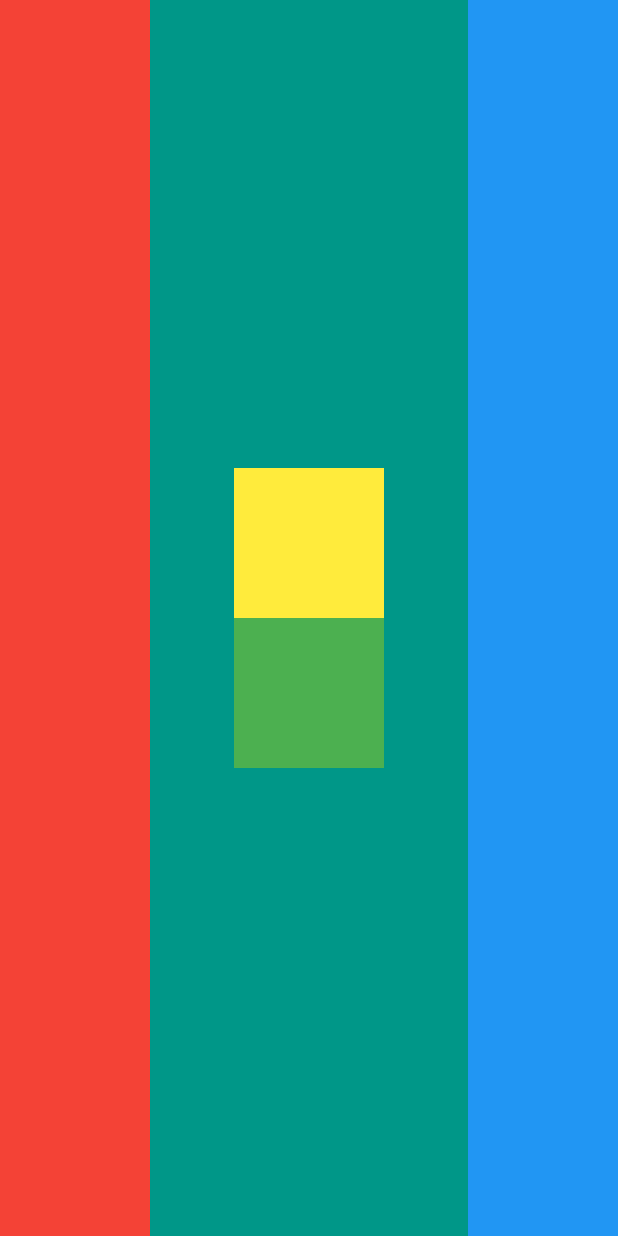
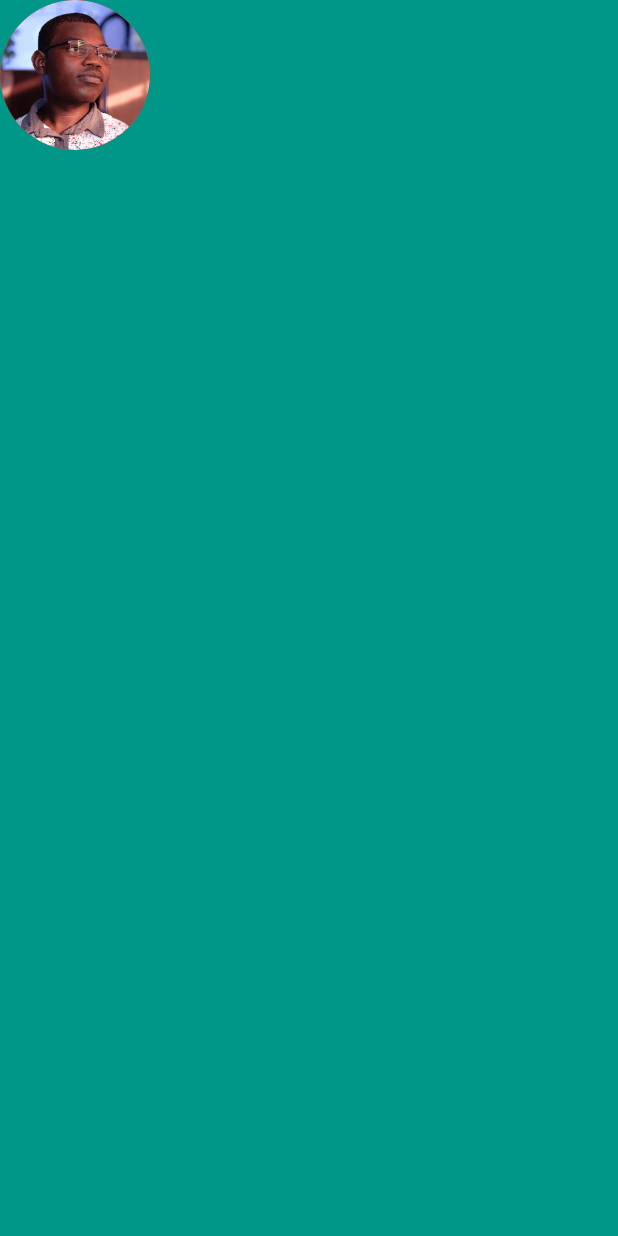
Before and after one commit to ernest-lamptey/mi_card_flutter, a Flutter app: the screen it shows after launch, on a phone screen of 412 x 824 dp. Run offline on Flutter 3.47's test engine with Material 2 defaults, Android fonts, the phone set to English and light mode, and no system bars.

Commit message:
add profile picture

```diff
--- a/lib/main.dart
+++ b/lib/main.dart
@@ -13,34 +13,13 @@ class MyApp extends StatelessWidget {
       home: Scaffold(
         backgroundColor: Colors.teal,
         body: SafeArea(
-          child: Row(
-            mainAxisAlignment: MainAxisAlignment.spaceBetween,
+          child: Column(
             children: <Widget>[
-              Container(
-                width: 100.0,
-                height: double.infinity,
-                color: Colors.red,
-              ),
-              Column(
-                mainAxisAlignment: MainAxisAlignment.center,
-                children: <Widget>[
-                  Container(
-                    width: 100.0,
-                    height: 100.0,
-                    color: Colors.yellow,
-                  ),
-                  Container(
-                    width: 100.0,
-                    height: 100.0,
-                    color: Colors.green,
-                  ),
-                ]
-              ),
-              Container(
-                width: 100.0,
-                height: double.infinity,
-                color: Colors.blue,
-              ),
+              CircleAvatar(
+                foregroundImage: AssetImage('images/my_pp.png'),
+                radius: 50.0,
+                backgroundColor: Colors.red,
+              )
             ],
           ),
         ),
--- a/pubspec.yaml
+++ b/pubspec.yaml
@@ -37,9 +37,8 @@ flutter:
   uses-material-design: true
 
   # To add assets to your application, add an assets section, like this:
-  # assets:
-  #  - images/a_dot_burr.jpeg
-  #  - images/a_dot_ham.jpeg
+  assets:
+    - images/
 
   # An image asset can refer to one or more resolution-specific "variants", see
   # https://flutter.io/assets-and-images/#resolution-aware.
```
Also changed, not shown: images/my_pp.png (added).
